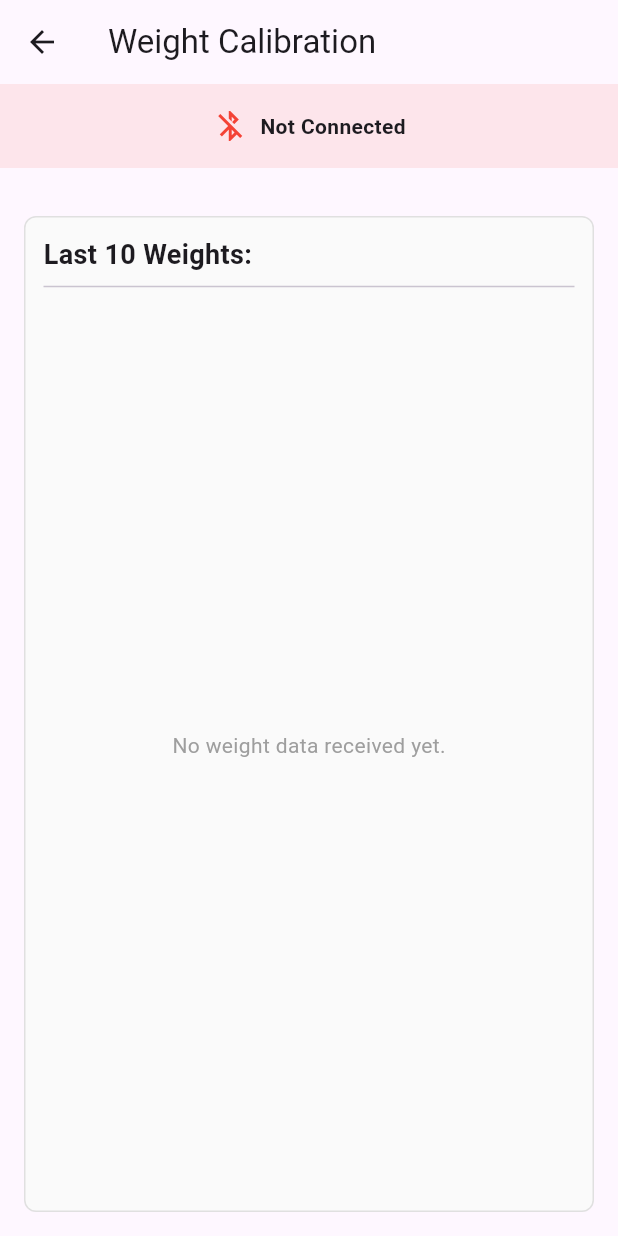
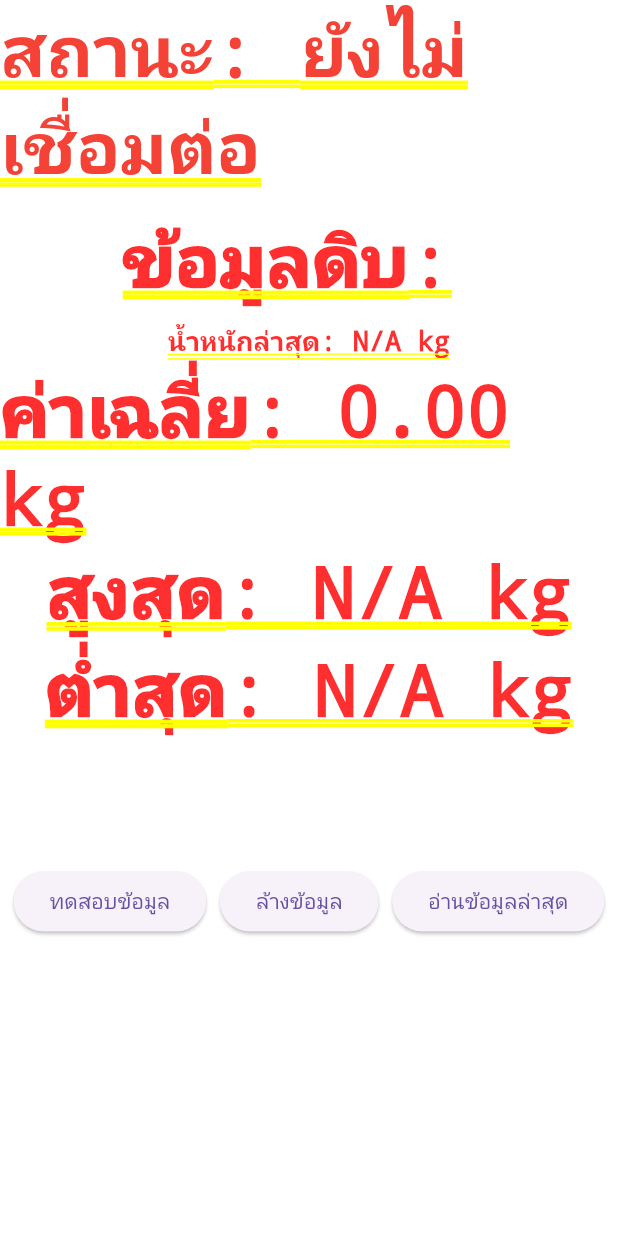
Before and after one commit to permpree-vornthaisong/try_bluetooth, a Flutter app: the screen it shows after launch, after a tap on "Go to Weight Calibration", on a phone screen of 412 x 824 dp. Run offline on Flutter 3.47's test engine with Material 3 defaults, Android fonts, the light colour scheme and no system bars; our stand-ins replace flutter_blue_plus, permission_handler.

Commit message:
รอแก้

```diff
--- a/lib/pages/DeviceConnectionPage.dart
+++ b/lib/pages/DeviceConnectionPage.dart
@@ -71,7 +71,7 @@ class _DeviceConnectionPageState extends State<DeviceConnectionPage> {
               Navigator.push(
                 context,
                 MaterialPageRoute(
-                  builder: (context) => WeightCalibrationPage(),
+                  builder: (context) => WeightDisplayWidget(),
                 ),
               );
             },
--- a/lib/pages/ScanPage.dart
+++ b/lib/pages/ScanPage.dart
@@ -263,7 +263,7 @@ class ScanPage extends StatelessWidget {
                 Navigator.push(
                   context,
                   MaterialPageRoute(
-                    builder: (context) => WeightCalibrationPage(),
+                    builder: (context) =>WeightDisplayWidget(),
                   ),
                 );
               },
--- a/lib/pages/WeightCalibrationPage.dart
+++ b/lib/pages/WeightCalibrationPage.dart
@@ -1,112 +1,129 @@
+// ตัวอย่างการใช้งานใน Widget
 import 'dart:typed_data';
 
 import 'package:flutter/material.dart';
 import 'package:provider/provider.dart';
 import 'package:try_bluetooth/providers/DeviceConnectionProvider.dart';
+import 'package:try_bluetooth/providers/WeightCalibrationProvider.dart';
 
-class WeightCalibrationPage extends StatelessWidget {
+class WeightDisplayWidget extends StatefulWidget {
+  @override
+  _WeightDisplayWidgetState createState() => _WeightDisplayWidgetState();
+}
+
+class _WeightDisplayWidgetState extends State<WeightDisplayWidget> {
   @override
   Widget build(BuildContext context) {
-    return Scaffold(
-      appBar: AppBar(title: const Text('Weight Calibration')),
-      body: Consumer<DeviceConnectionProvider>(
-        builder: (context, deviceProvider, child) {
+    return Consumer<WeightCalibrationProvider>(
+      builder: (context, weightProvider, child) {
         return Column(
           children: [
             // แสดงสถานะการเชื่อมต่อ
-              Container(
-                width: double.infinity,
-                padding: const EdgeInsets.all(16),
-                color:
-                    deviceProvider.isConnected
-                        ? Colors.green.withOpacity(0.1)
-                        : Colors.red.withOpacity(0.1),
-                child: Row(
-                  mainAxisAlignment: MainAxisAlignment.center,
-                  children: [
-                    Icon(
-                      deviceProvider.isConnected
-                          ? Icons.bluetooth_connected
-                          : Icons.bluetooth_disabled,
-                      color:
-                          deviceProvider.isConnected
-                              ? Colors.green
-                              : Colors.red,
-                    ),
-                    const SizedBox(width: 8),
             Text(
-                      deviceProvider.isConnected
-                          ? 'Connected to Device'
-                          : 'Not Connected',
-                      style: const TextStyle(fontWeight: FontWeight.bold),
-                    ),
-                  ],
-                ),
-              ),
-              const SizedBox(height: 16),
-
-              // แสดงข้อมูลน้ำหนักที่ได้รับ
-              Expanded(
-                child: Container(
-                  margin: const EdgeInsets.all(16),
-                  padding: const EdgeInsets.all(12),
-                  decoration: BoxDecoration(
-                    border: Border.all(color: Colors.grey[300]!),
-                    borderRadius: BorderRadius.circular(8),
-                    color: Colors.grey[50],
-                  ),
-                  child: Column(
-                    crossAxisAlignment: CrossAxisAlignment.start,
-                    children: [
-                      const Text(
-                        'Last 10 Weights:',
+              'สถานะ: ${weightProvider.isConnected ? "เชื่อมต่อแล้ว" : "ยังไม่เชื่อมต่อ"}',
               style: TextStyle(
-                          fontSize: 18,
+                color: weightProvider.isConnected ? Colors.green : Colors.red,
                 fontWeight: FontWeight.bold,
               ),
             ),
-                      const Divider(),
-                      Expanded(
-                        child:
-                            deviceProvider.receivedData.isEmpty
-                                ? const Center(
-                                  child: Text(
-                                    'No weight data received yet.',
-                                    style: TextStyle(color: Colors.grey),
+
+            SizedBox(height: 10),
+
+            // แสดงข้อมูลดิบล่าสุด
+            Text('ข้อมูลดิบ: ${weightProvider.lastRawData}'),
+
+            SizedBox(height: 10),
+
+            // แสดงน้ำหนักล่าสุด
+            Text(
+              'น้ำหนักล่าสุด: ${weightProvider.latestWeight?.toStringAsFixed(2) ?? 'N/A'} kg',
+              style: TextStyle(fontSize: 18, fontWeight: FontWeight.bold),
             ),
-                                )
-                                : ListView.builder(
-                                  itemCount: deviceProvider.receivedData.length,
-                                  itemBuilder: (context, index) {
-                                    final rawData =
-                                        deviceProvider.receivedData[index];
-                                    final weight = _parseWeight(
-                                      rawData,
-                                    ); // แปลงข้อมูลเป็นน้ำหนัก
-                                    return ListTile(
-                                      title: Text('Weight: $weight kg'),
+
+            // แสดงค่าเฉลี่ย
+            Text(
+              'ค่าเฉลี่ย: ${weightProvider.averageWeight.toStringAsFixed(2)} kg',
+            ),
+
+            // แสดงค่าสูงสุด-ต่ำสุด
+            Text(
+              'สูงสุด: ${weightProvider.maxWeight?.toStringAsFixed(2) ?? 'N/A'} kg',
+            ),
+            Text(
+              'ต่ำสุด: ${weightProvider.minWeight?.toStringAsFixed(2) ?? 'N/A'} kg',
+            ),
+
+            SizedBox(height: 10),
+
+            // แสดงรายการน้ำหนักทั้งหมด
+            Text(weightProvider.weightsLast10Text),
+
+            SizedBox(height: 20),
+
+            // ปุ่มต่างๆ
+            Row(
+              mainAxisAlignment: MainAxisAlignment.spaceEvenly,
+              children: [
+                ElevatedButton(
+                  onPressed: () {
+                    // จำลองการรับข้อมูลจาก Bluetooth
+                    weightProvider.processBluetoothData(
+                      Uint8List.fromList('Weight: 130679.00 kg'.codeUnits),
                     );
                   },
+                  child: Text('ทดสอบข้อมูล'),
                 ),
+
+                ElevatedButton(
+                  onPressed: () {
+                    weightProvider.clearWeights();
+                  },
+                  child: Text('ล้างข้อมูล'),
+                ),
+
+                ElevatedButton(
+                  onPressed: () {
+                    // ประมวลผลข้อมูลล่าสุดจากอุปกรณ์
+                    weightProvider.processLatestDeviceData();
+                  },
+                  child: Text('อ่านข้อมูลล่าสุด'),
                 ),
               ],
-                  ),
-                ),
             ),
           ],
         );
       },
+    );
+  }
+}
+
+// ตัวอย่างการเชื่อมต่อกับ DeviceConnectionProvider
+class BluetoothWeightApp extends StatelessWidget {
+  @override
+  Widget build(BuildContext context) {
+    return MultiProvider(
+      providers: [
+        ChangeNotifierProvider(create: (_) => DeviceConnectionProvider()),
+        ChangeNotifierProxyProvider<
+          DeviceConnectionProvider,
+          WeightCalibrationProvider
+        >(
+          create: (_) => WeightCalibrationProvider(),
+          update: (_, deviceProvider, weightProvider) {
+            weightProvider!.deviceProvider = deviceProvider;
+            return weightProvider;
+          },
+        ),
+      ],
+      child: MaterialApp(
+        home: Scaffold(
+          appBar: AppBar(title: Text('Weight Calibration')),
+          body: Padding(
+            padding: EdgeInsets.all(16.0),
+            child: WeightDisplayWidget(),
+          ),
+        ),
       ),
     );
   }
-
-  // ฟังก์ชันแปลงข้อมูลเป็นน้ำหนัก
-  double _parseWeight(Uint8List rawData) {
-    try {
-      final asciiData = String.fromCharCodes(rawData);
-      return double.tryParse(asciiData) ?? 0.0; // แปลงเป็น double
-    } catch (e) {
-      return 0.0; // กรณีแปลงไม่ได้
 }
-  }
-}
```
Also changed, not shown: lib/providers/WeightCalibrationProvider.dart (+161 -2 lines). Lines whose indentation alone changed are shown as unchanged.
